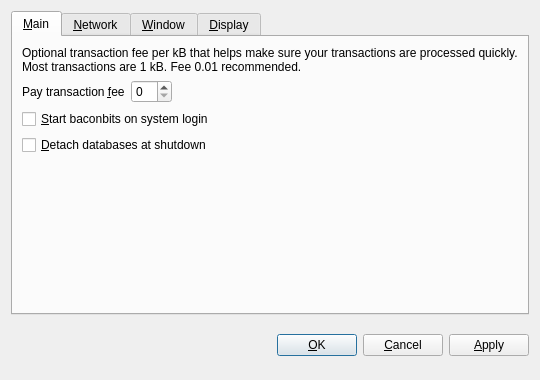
Before: the Qt Designer form src/qt/forms/optionsdialog.ui in MrBaconBit/BaconBits, drawn with Qt 5.
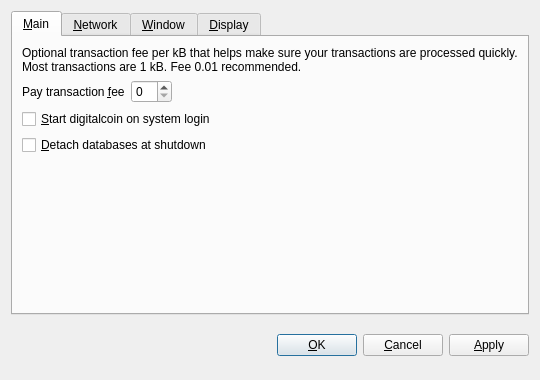
After: the same form once the commit is applied. The open tabs and pages were chosen to show the change. Custom widgets are drawn as their Qt base class.

Patch:
```diff
--- a/src/qt/forms/optionsdialog.ui
+++ b/src/qt/forms/optionsdialog.ui
@@ -82,7 +82,7 @@
           <string>Automatically start baconbits after logging in to the system.</string>
          </property>
          <property name="text">
-          <string>&amp;Start baconbits on system login</string>
+          <string>&amp;Start digitalcoin on system login</string>
          </property>
         </widget>
        </item>
```
Left out of the diff: 10 changed lines with no effect on the pictures.
